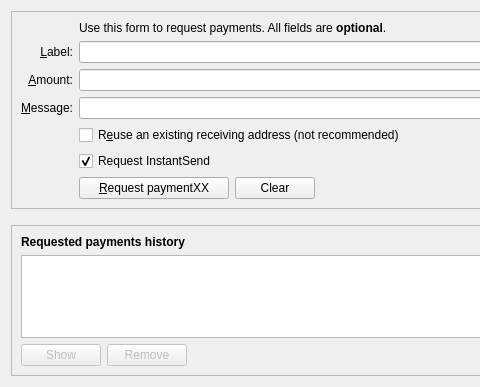
ZoZoCoin/ZoZo-blockchain, file src/qt/forms/receivecoinsdialog.ui: the form before one commit; both pictures show x 0 to 480 and y 0 to 387 of the 776 by 387 pixel window.
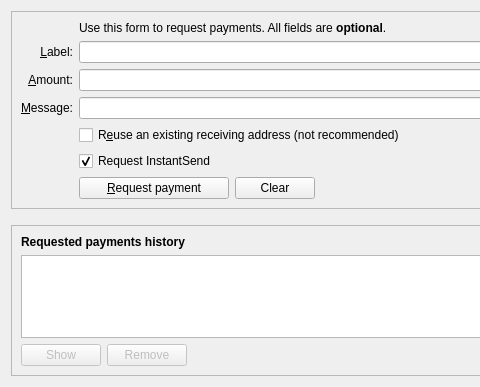
The form after the commit. Custom widgets are drawn as their Qt base class.

```diff
--- a/src/qt/forms/receivecoinsdialog.ui
+++ b/src/qt/forms/receivecoinsdialog.ui
@@ -138,7 +138,7 @@
              </size>
             </property>
             <property name="text">
-             <string>&amp;Request paymentXX</string>
+             <string>&amp;Request payment</string>
             </property>
            </widget>
           </item>
```
Left out of the diff: 6 changed lines with no effect on the pictures.
